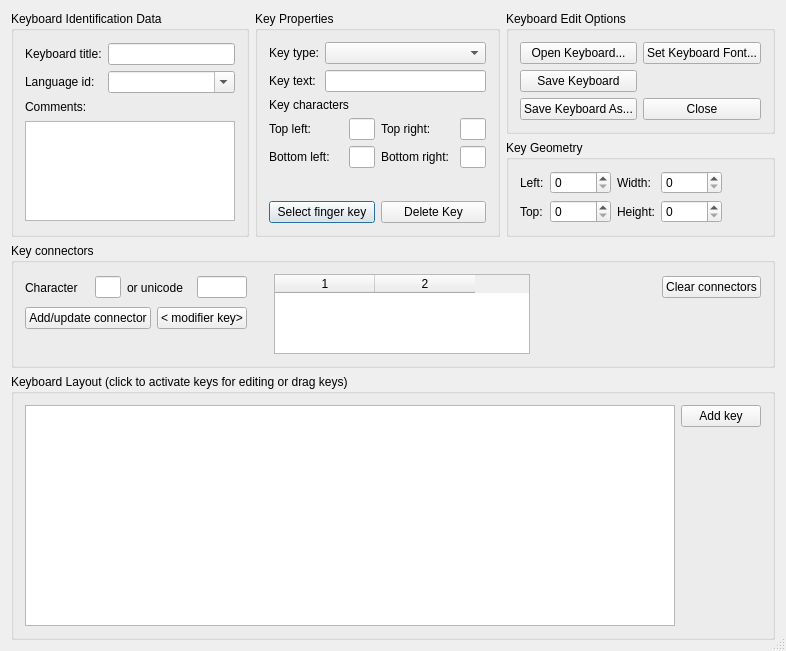
First picture: the form in src/ui/ktouchkeyboardeditordialog.ui, repository KDE/ktouch, before the edit.
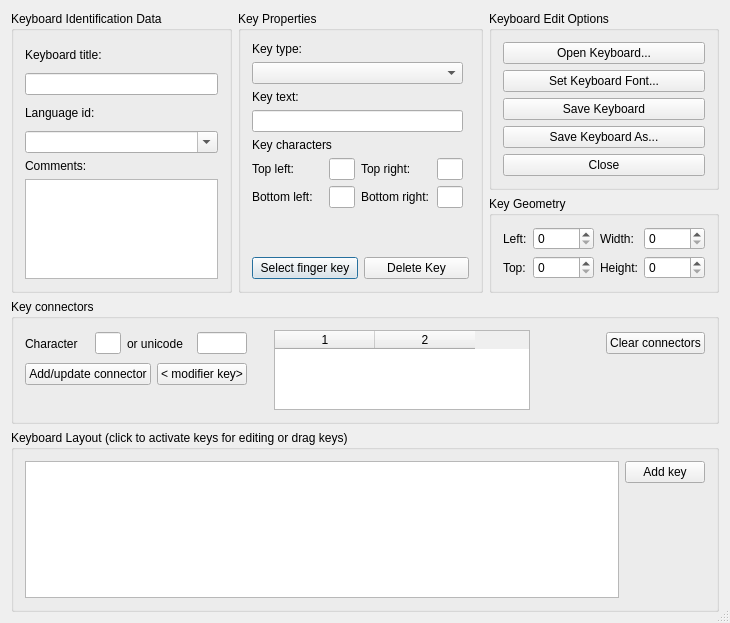
Second picture: the form after the edit. Custom widgets are drawn as their Qt base class.

Commit message: Patch from Arnaud Dupuis to reduce the dialog size as the French translation did not fit in 1280x800. Thanks a lot! CCMAIL=a.dupuis@infinityperl.org

```diff
--- a/src/ui/ktouchkeyboardeditordialog.ui
+++ b/src/ui/ktouchkeyboardeditordialog.ui
@@ -5,8 +5,8 @@
    <rect>
     <x>0</x>
     <y>0</y>
-    <width>786</width>
-    <height>651</height>
+    <width>730</width>
+    <height>623</height>
    </rect>
   </property>
   <property name="windowTitle" >
@@ -27,27 +27,27 @@
      <property name="title" >
       <string>Keyboard Identification Data</string>
      </property>
-     <layout class="QVBoxLayout" >
-      <item>
-       <layout class="QGridLayout" >
-        <item row="0" column="0" >
+     <layout class="QGridLayout" >
+      <item row="0" column="0" >
+       <layout class="QVBoxLayout" >
+        <item>
          <widget class="QLabel" name="titleLabel" >
           <property name="text" >
            <string>Keyboard title:</string>
           </property>
          </widget>
         </item>
-        <item row="0" column="1" >
+        <item>
          <widget class="QLineEdit" name="titleEdit" />
         </item>
-        <item row="1" column="0" >
+        <item>
          <widget class="QLabel" name="textLabel2" >
           <property name="text" >
            <string>Language id:</string>
           </property>
          </widget>
         </item>
-        <item row="1" column="1" >
+        <item>
          <widget class="KComboBox" name="langIDCombo" >
           <property name="editable" >
            <bool>true</bool>
@@ -56,7 +56,7 @@
         </item>
        </layout>
       </item>
-      <item>
+      <item row="1" column="0" >
        <widget class="QLabel" name="textLabel1" >
         <property name="sizePolicy" >
          <sizepolicy vsizetype="Fixed" hsizetype="Preferred" >
@@ -69,7 +69,7 @@
         </property>
        </widget>
       </item>
-      <item>
+      <item row="2" column="0" >
        <widget class="QTextEdit" name="commentEdit" >
         <property name="sizePolicy" >
          <sizepolicy vsizetype="Maximum" hsizetype="Expanding" >
@@ -93,32 +93,32 @@
      <property name="title" >
       <string>Key Properties</string>
      </property>
-     <layout class="QVBoxLayout" >
-      <item>
-       <layout class="QGridLayout" >
-        <item row="0" column="0" >
+     <layout class="QGridLayout" >
+      <item row="0" column="0" >
+       <layout class="QVBoxLayout" >
+        <item>
          <widget class="QLabel" name="label_6" >
           <property name="text" >
            <string>Key type:</string>
           </property>
          </widget>
         </item>
-        <item row="0" column="1" >
+        <item>
          <widget class="QComboBox" name="keyTypeCombo" />
         </item>
-        <item row="1" column="0" >
+        <item>
          <widget class="QLabel" name="keyTextLabel" >
           <property name="text" >
            <string>Key text:</string>
           </property>
          </widget>
         </item>
-        <item row="1" column="1" >
+        <item>
          <widget class="QLineEdit" name="keyTextEdit" />
         </item>
        </layout>
       </item>
-      <item>
+      <item row="1" column="0" >
        <layout class="QGridLayout" >
         <item row="0" column="0" colspan="2" >
          <widget class="QLabel" name="keyCharLabel" >
@@ -233,7 +233,7 @@
         </item>
        </layout>
       </item>
-      <item>
+      <item row="2" column="0" colspan="2" >
        <spacer>
         <property name="orientation" >
          <enum>Qt::Vertical</enum>
@@ -249,7 +249,7 @@
         </property>
        </spacer>
       </item>
-      <item>
+      <item row="3" column="0" colspan="2" >
        <layout class="QHBoxLayout" >
         <item>
          <widget class="KPushButton" name="selectFingerKeyButton" >
@@ -284,54 +284,38 @@
      <property name="title" >
       <string>Keyboard Edit Options</string>
      </property>
-     <layout class="QVBoxLayout" >
-      <item>
-       <layout class="QGridLayout" >
-        <item row="0" column="0" >
+     <layout class="QGridLayout" >
+      <item row="0" column="0" >
+       <layout class="QVBoxLayout" >
+        <item>
          <widget class="QPushButton" name="openButton" >
           <property name="text" >
            <string>Open Keyboard...</string>
           </property>
          </widget>
         </item>
-        <item row="0" column="1" >
+        <item>
          <widget class="QPushButton" name="setFontButton" >
           <property name="text" >
            <string>Set Keyboard Font...</string>
           </property>
          </widget>
         </item>
-        <item row="1" column="0" >
+        <item>
          <widget class="QPushButton" name="saveButton" >
           <property name="text" >
            <string>Save Keyboard</string>
           </property>
          </widget>
         </item>
-        <item row="1" column="1" >
-         <spacer>
-          <property name="orientation" >
-           <enum>Qt::Vertical</enum>
-          </property>
-          <property name="sizeType" >
-           <enum>QSizePolicy::Minimum</enum>
-          </property>
-          <property name="sizeHint" >
-           <size>
-            <width>20</width>
-            <height>20</height>
-           </size>
-          </property>
-         </spacer>
-        </item>
-        <item row="2" column="0" >
+        <item>
          <widget class="QPushButton" name="saveAsButton" >
           <property name="text" >
            <string>Save Keyboard As...</string>
           </property>
          </widget>
         </item>
-        <item row="2" column="1" >
+        <item>
          <widget class="QPushButton" name="closeButton" >
           <property name="text" >
            <string>Close</string>
@@ -340,19 +324,6 @@
         </item>
        </layout>
       </item>
-      <item>
-       <spacer>
-        <property name="orientation" >
-         <enum>Qt::Vertical</enum>
-        </property>
-        <property name="sizeHint" >
-         <size>
-          <width>20</width>
-          <height>40</height>
-         </size>
-        </property>
-       </spacer>
-      </item>
      </layout>
     </widget>
    </item>
@@ -408,19 +379,6 @@
         </property>
        </widget>
       </item>
-      <item row="0" column="4" >
-       <spacer>
-        <property name="orientation" >
-         <enum>Qt::Horizontal</enum>
-        </property>
-        <property name="sizeHint" >
-         <size>
-          <width>40</width>
-          <height>20</height>
-         </size>
-        </property>
-       </spacer>
-      </item>
       <item row="1" column="0" >
        <widget class="QLabel" name="label_7" >
         <property name="text" >
@@ -467,19 +425,6 @@
         </property>
        </widget>
       </item>
-      <item row="2" column="1" >
-       <spacer>
-        <property name="orientation" >
-         <enum>Qt::Vertical</enum>
-        </property>
-        <property name="sizeHint" >
-         <size>
-          <width>20</width>
-          <height>40</height>
-         </size>
-        </property>
-       </spacer>
-      </item>
      </layout>
     </widget>
    </item>
```
